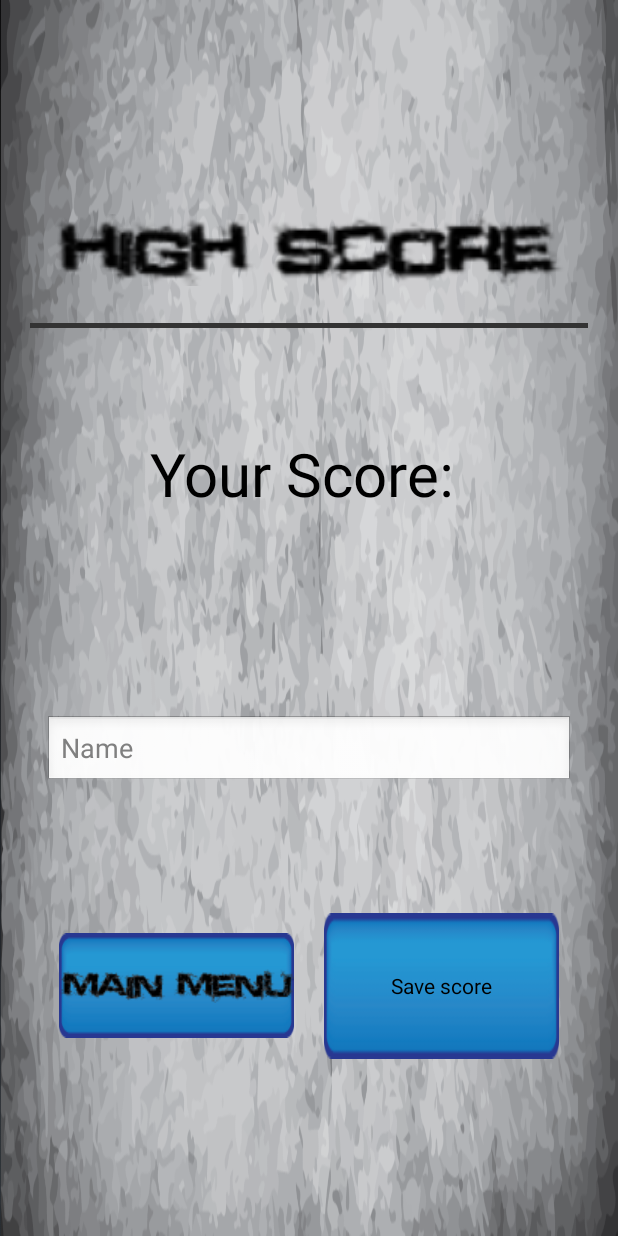
After one commit to udiboy1209/Warzone, an Android app: the layout activity_highscore_save.xml on its own in the app's theme, with its tools: preview values and no code run, on a phone screen of 412 x 824 dp. The commit adds this screen. Run offline under Robolectric (Android 15) with nearby library versions, the phone set to English and light mode, and no system bars.

Commit message:
change game over display
game over screen is now displayed in HighscoreActivity,
where it asks for a name to save score with.

loading highscore from app cache and storing it back is
now handled in HighscoreActivity instead of SplashActivity.

```diff
--- a/game/src/main/java/com/udiboy/warzone/game/GamePlayActivity.java
+++ b/game/src/main/java/com/udiboy/warzone/game/GamePlayActivity.java
@@ -86,4 +86,9 @@ public class GamePlayActivity extends Activity{
     public void onPause(){
         super.onPause();
     }*/
+
+    @Override
+    public void onActivityResult(int requestCode, int resultCode, Intent i){
+
+    }
 }
--- /dev/null
+++ b/game/src/main/res/layout/activity_highscore_save.xml
@@ -0,0 +1,81 @@
+<LinearLayout xmlns:android="http://schemas.android.com/apk/res/android"
+    xmlns:tools="http://schemas.android.com/tools"
+    android:layout_width="fill_parent"
+    android:layout_height="fill_parent"
+    android:orientation="vertical"
+    android:background="@drawable/splash_back"
+    android:paddingBottom="20dp"
+    android:paddingTop="20dp"
+    android:weightSum="8"
+    android:gravity="center_vertical"
+    tools:context="com.udiboy.warzone.game.HighscoreActivity">
+
+    <ImageView
+        android:layout_width="fill_parent"
+        android:layout_height="0dp"
+        android:layout_weight="1"
+        android:src="@drawable/high_score"/>
+
+    <ImageView
+        android:layout_width="fill_parent"
+        android:layout_height="3dp"
+        android:paddingLeft="20dp"
+        android:paddingRight="20dp"
+        android:src="@color/divider"/>
+
+    <TextView
+        android:layout_width="fill_parent"
+        android:layout_height="0dp"
+        android:textAppearance="?android:attr/textAppearanceMedium"
+        android:textColor="@android:color/black"
+        android:text="Your Score: "
+        android:id="@+id/final_score"
+        android:layout_weight="2"
+        android:gravity="center"
+        android:textIsSelectable="false"
+        android:textSize="40dp" />
+
+    <LinearLayout
+        android:layout_width="fill_parent"
+        android:layout_height="0dp"
+        android:layout_weight="2"
+        android:gravity="center_vertical">
+        <EditText
+            android:layout_width="fill_parent"
+            android:layout_height="wrap_content"
+            android:inputType="textPersonName"
+            android:hint="Name"
+            android:ems="10"
+            android:id="@+id/highscore_name"
+            android:layout_marginLeft="30dp"
+            android:layout_marginRight="30dp"
+            android:layout_marginBottom="10dp" />
+    </LinearLayout>
+
+    <LinearLayout
+        android:orientation="horizontal"
+        android:layout_width="fill_parent"
+        android:layout_height="0dp"
+        android:layout_weight="1"
+        android:weightSum="5"
+        android:gravity="center_horizontal">
+
+        <ImageButton
+            android:layout_width="0dp"
+            android:layout_weight="2"
+            android:layout_height="wrap_content"
+            android:src="@drawable/main_menu"
+            android:layout_gravity="center"
+            android:onClick="mainMenu"
+            android:background="@drawable/splash_button_back"/>
+        <Button
+            android:layout_width="0dp"
+            android:layout_height="match_parent"
+            android:layout_weight="2"
+            android:text="Save score"
+            android:onClick="save"
+            android:layout_marginLeft="20dp"
+            android:background="@drawable/splash_button_back"/>
+    </LinearLayout>
+
+</LinearLayout>
```
Also changed, not shown: game/src/main/java/com/udiboy/warzone/game/DisplayPanel.java (+8 -5 lines), game/src/main/java/com/udiboy/warzone/game/HighscoreActivity.java (+70 -6 lines), game/src/main/java/com/udiboy/warzone/game/SplashActivity.java (+0 -49 lines), game/src/main/res/layout/activity_highscore_display.xml (renamed from game/src/main/res/layout/activity_highscore.xml).
